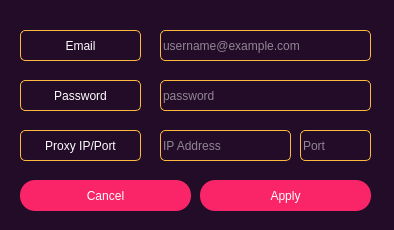
Old version of the form addmaildialog.ui in the repository pierelucas/HokusGuard.
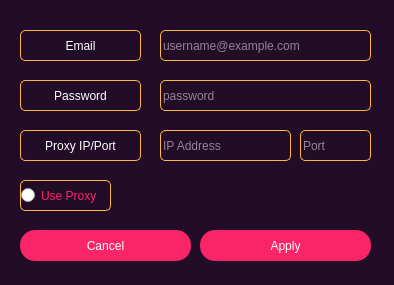
New version of the form.

Commit message: add use proxy radio button

The edit to the form file:
```diff
--- a/addmaildialog.ui
+++ b/addmaildialog.ui
@@ -7,19 +7,19 @@
     <x>0</x>
     <y>0</y>
     <width>394</width>
-    <height>230</height>
+    <height>285</height>
    </rect>
   </property>
   <property name="minimumSize">
    <size>
     <width>394</width>
-    <height>230</height>
+    <height>285</height>
    </size>
   </property>
   <property name="maximumSize">
    <size>
     <width>394</width>
-    <height>230</height>
+    <height>285</height>
    </size>
   </property>
   <property name="windowTitle">
@@ -49,6 +49,14 @@
 	color:white;
 }
 
+QRadioButton
+{
+	border: 1px solid grey;
+	border-color:#feb83d;
+	border-radius: 5px;
+	color:#fa2569;
+}
+
 QLineEdit
 {
 	background-color:rgba(0, 0, 0,0);
@@ -100,7 +108,7 @@
    <property name="geometry">
     <rect>
      <x>200</x>
-     <y>180</y>
+     <y>230</y>
      <width>171</width>
      <height>31</height>
     </rect>
@@ -113,7 +121,7 @@
    <property name="geometry">
     <rect>
      <x>20</x>
-     <y>180</y>
+     <y>230</y>
      <width>171</width>
      <height>31</height>
     </rect>
@@ -222,6 +230,19 @@
     <string>Port</string>
    </property>
   </widget>
+  <widget class="QRadioButton" name="use_proxy_radioButton">
+   <property name="geometry">
+    <rect>
+     <x>20</x>
+     <y>180</y>
+     <width>91</width>
+     <height>31</height>
+    </rect>
+   </property>
+   <property name="text">
+    <string>Use Proxy</string>
+   </property>
+  </widget>
  </widget>
  <resources/>
  <connections/>
```
The commit also changes 6 other files.
